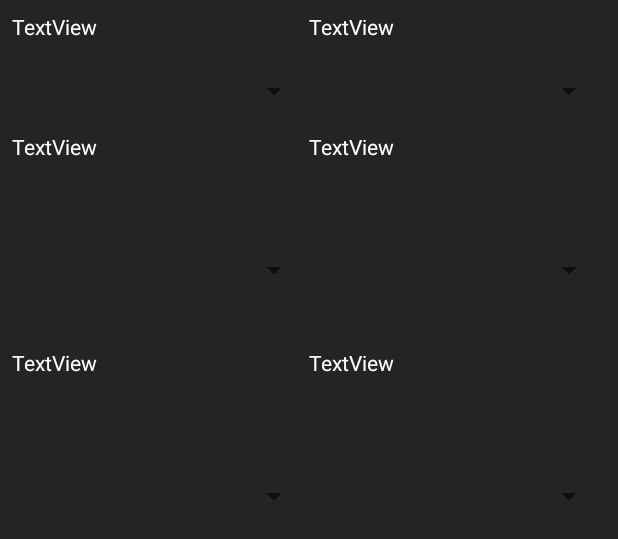
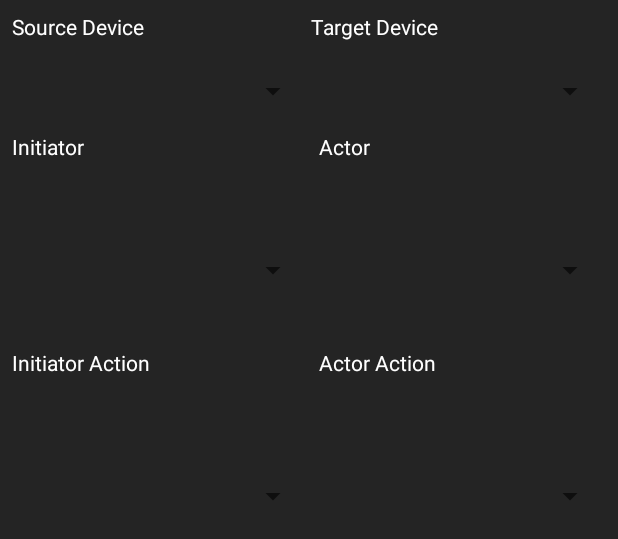
Before and after one commit to erl97/BlueHome-App, an Android app: the layout activity_create_rule.xml on its own in the app's theme, with its tools: preview values and no code run, on a phone screen of 412 x 824 dp. Shown: the top 539 px of the screen. Run offline under Robolectric (Android 15) with nearby library versions, the phone set to English and light mode, and no system bars.

Commit message:
Added Ruleset Editor Added Manuel Add Device Link in Settings

```diff
--- a/app/src/main/AndroidManifest.xml
+++ b/app/src/main/AndroidManifest.xml
@@ -14,7 +14,7 @@
         android:roundIcon="@mipmap/ic_launcher_round"
         android:supportsRtl="true"
         android:theme="@style/AppTheme">
-        <activity android:name=".CreateRule"></activity>
+        <activity android:name=".CreateRuleset"></activity>
 
         <service
             android:name=".BLEManagement.BLEService"
--- a/app/src/main/java/de/th_nuernberg/bluehome/RulesetList.java
+++ b/app/src/main/java/de/th_nuernberg/bluehome/RulesetList.java
@@ -115,13 +115,13 @@ public class RulesetList extends AppCompatActivity {
             }
         });
 
-        /*addButton.setOnClickListener(new View.OnClickListener() {
+        addButton.setOnClickListener(new View.OnClickListener() {
             @Override
             public void onClick(View v) {
                 Intent i = new Intent(RulesetList.this, CreateRuleset.class);
                 startActivity(i);
             }
-        });*/
+        });
     }
 
     @Override
--- a/app/src/main/res/layout/activity_create_rule.xml
+++ b/app/src/main/res/layout/activity_create_rule.xml
@@ -4,7 +4,8 @@
     xmlns:tools="http://schemas.android.com/tools"
     android:layout_width="match_parent"
     android:layout_height="match_parent"
-    tools:context=".CreateRule">
+    android:background="@color/colorBackground"
+    tools:context=".CreateRuleset">
 
     <LinearLayout
         android:id="@+id/linearLayout2"
@@ -19,18 +20,18 @@
         app:layout_constraintTop_toTopOf="parent">
 
         <TextView
-            android:id="@+id/textView6"
+            android:id="@+id/create_ruleset_tf_source_device"
             android:layout_width="wrap_content"
             android:layout_height="match_parent"
             android:layout_weight="1"
-            android:text="TextView" />
+            android:text="@string/source_device" />
 
         <TextView
-            android:id="@+id/textView5"
+            android:id="@+id/create_ruleset_tf_target_device"
             android:layout_width="wrap_content"
             android:layout_height="match_parent"
             android:layout_weight="1"
-            android:text="TextView" />
+            android:text="@string/target_device" />
     </LinearLayout>
 
     <LinearLayout
@@ -46,22 +47,22 @@
         app:layout_constraintTop_toBottomOf="@+id/linearLayout6">
 
         <TextView
-            android:id="@+id/textView6"
+            android:id="@+id/create_ruleset_tf_initiator_action"
             android:layout_width="wrap_content"
             android:layout_height="match_parent"
             android:layout_weight="1"
-            android:text="TextView" />
+            android:text="@string/initiator_action" />
 
         <TextView
-            android:id="@+id/textView5"
+            android:id="@+id/create_ruleset_tf_actor_action"
             android:layout_width="wrap_content"
             android:layout_height="match_parent"
             android:layout_weight="1"
-            android:text="TextView" />
+            android:text="@string/actor_action" />
     </LinearLayout>
 
     <LinearLayout
-        android:layout_width="394dp"
+        android:layout_width="0dp"
         android:layout_height="77dp"
         android:layout_marginStart="8dp"
         android:layout_marginTop="8dp"
@@ -72,21 +73,23 @@
         app:layout_constraintTop_toBottomOf="@+id/linearLayout5">
 
         <Spinner
-            android:id="@+id/spinner8"
+            android:id="@+id/create_ruleset_spin_initiator_action"
             android:layout_width="match_parent"
             android:layout_height="match_parent"
-            android:layout_weight="1" />
+            android:layout_weight="1"
+            android:popupBackground="@color/colorBackground" />
 
         <Spinner
-            android:id="@+id/spinner7"
+            android:id="@+id/create_ruleset_spin_actor_action"
             android:layout_width="match_parent"
             android:layout_height="match_parent"
-            android:layout_weight="1" />
+            android:layout_weight="1"
+            android:popupBackground="@color/colorBackground" />
     </LinearLayout>
 
     <LinearLayout
         android:id="@+id/linearLayout6"
-        android:layout_width="394dp"
+        android:layout_width="0dp"
         android:layout_height="88dp"
         android:layout_marginStart="8dp"
         android:layout_marginTop="8dp"
@@ -97,21 +100,23 @@
         app:layout_constraintTop_toBottomOf="@+id/linearLayout4">
 
         <Spinner
-            android:id="@+id/spinner8"
+            android:id="@+id/create_ruleset_spin_initiator"
             android:layout_width="match_parent"
             android:layout_height="match_parent"
-            android:layout_weight="1" />
+            android:layout_weight="1"
+            android:popupBackground="@color/colorBackground" />
 
         <Spinner
-            android:id="@+id/spinner7"
+            android:id="@+id/create_ruleset_spin_actor"
             android:layout_width="match_parent"
             android:layout_height="match_parent"
-            android:layout_weight="1" />
+            android:layout_weight="1"
+            android:popupBackground="@color/colorBackground" />
     </LinearLayout>
 
     <LinearLayout
         android:id="@+id/linearLayout3"
-        android:layout_width="394dp"
+        android:layout_width="0dp"
         android:layout_height="38dp"
         android:layout_marginStart="8dp"
         android:layout_marginTop="8dp"
@@ -122,16 +127,18 @@
         app:layout_constraintTop_toBottomOf="@+id/linearLayout2">
 
         <Spinner
-            android:id="@+id/spinner8"
+            android:id="@+id/create_ruleset_spin_source_device"
             android:layout_width="match_parent"
             android:layout_height="match_parent"
-            android:layout_weight="1" />
+            android:layout_weight="1"
+            android:popupBackground="@color/colorBackground" />
 
         <Spinner
-            android:id="@+id/spinner7"
+            android:id="@+id/create_ruleset_spin_target_device"
             android:layout_width="match_parent"
             android:layout_height="match_parent"
-            android:layout_weight="1" />
+            android:layout_weight="1"
+            android:popupBackground="@color/colorBackground" />
     </LinearLayout>
 
     <LinearLayout
@@ -147,17 +154,17 @@
         app:layout_constraintTop_toBottomOf="@+id/linearLayout3">
 
         <TextView
-            android:id="@+id/textView6"
+            android:id="@+id/create_ruleset_tf_initiator"
             android:layout_width="wrap_content"
             android:layout_height="match_parent"
             android:layout_weight="1"
-            android:text="TextView" />
+            android:text="@string/initiator" />
 
         <TextView
-            android:id="@+id/textView5"
+            android:id="@+id/create_ruleset_tf_actor"
             android:layout_width="wrap_content"
             android:layout_height="match_parent"
             android:layout_weight="1"
-            android:text="TextView" />
+            android:text="@string/actor" />
     </LinearLayout>
 </android.support.constraint.ConstraintLayout>
--- /dev/null
+++ b/app/src/main/res/layout/text_spinner_layout.xml
@@ -0,0 +1,5 @@
+<?xml version="1.0" encoding="utf-8"?>
+<TextView xmlns:android="http://schemas.android.com/apk/res/android"
+    android:layout_width="fill_parent"
+    android:layout_height="wrap_content"
+    />
```
Also changed, not shown: app/src/main/java/de/th_nuernberg/bluehome/AppSettings.java (+10 -0 lines), app/src/main/java/de/th_nuernberg/bluehome/CreateRule.java (deleted, +0 -13 lines), app/src/main/java/de/th_nuernberg/bluehome/CreateRuleset.java (added, +123 -0 lines), app/src/main/res/layout/activity_app_settings.xml (+14 -0 lines), app/src/main/res/values/strings.xml (+37 -0 lines), 1 other file.
